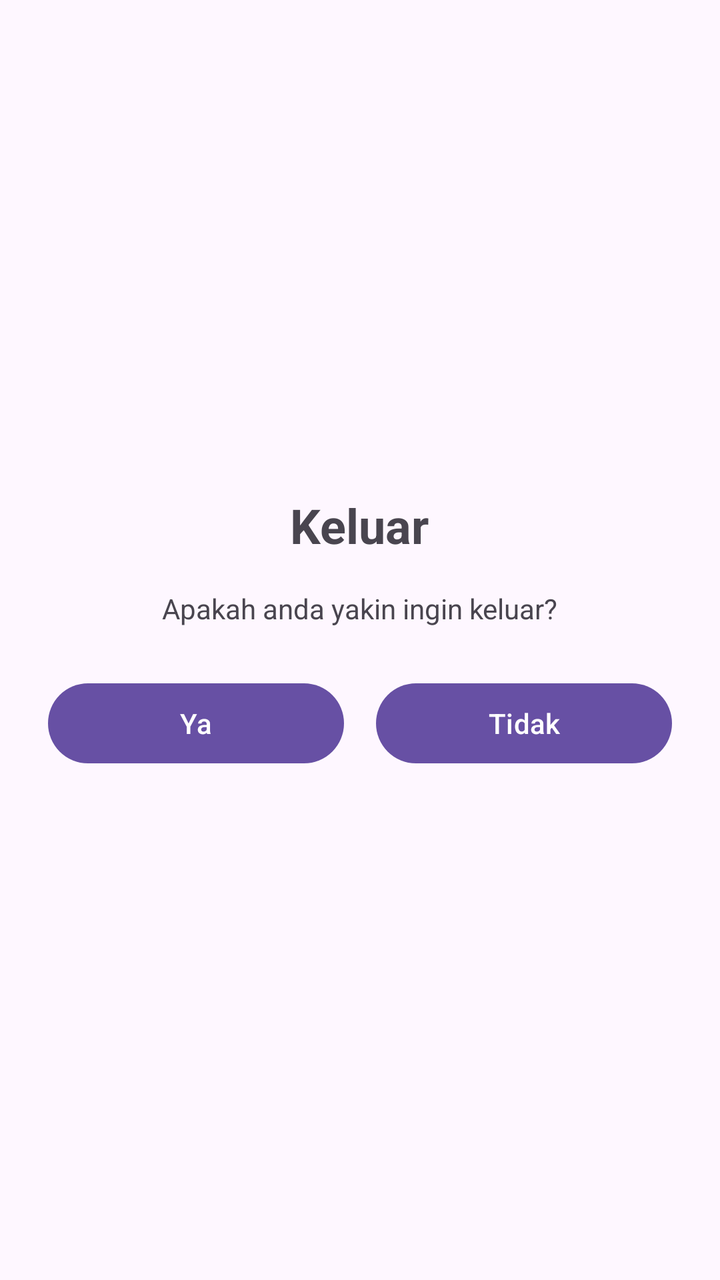
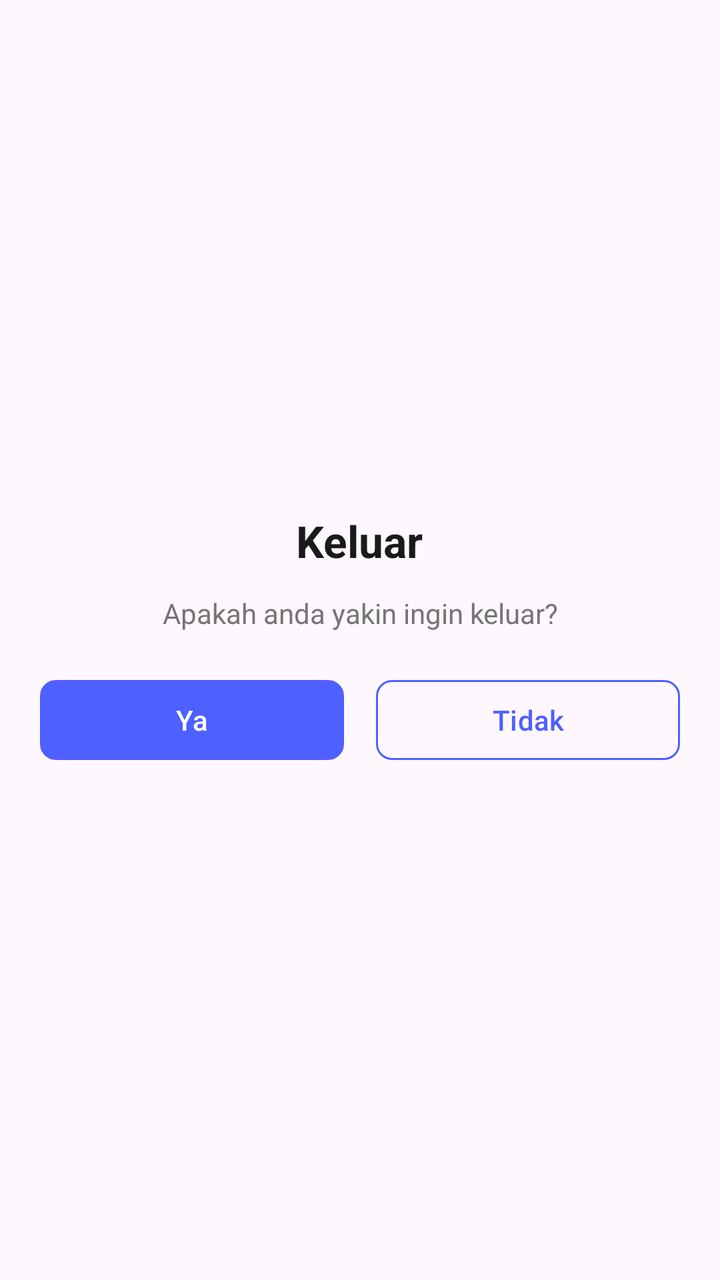

An Android layout rendered at two revisions. The XML below is the earlier revision; the diff shows what the commit changed to produce the second picture.
<!-- AndroidManifest.xml: application theme Theme.CountryApp -->
<!-- res/layout/dialog_exit.xml -->
<?xml version="1.0" encoding="utf-8"?>
<LinearLayout
        xmlns:android="http://schemas.android.com/apk/res/android"
        android:layout_width="match_parent"
        android:layout_height="wrap_content"
        android:orientation="vertical"
        android:gravity="center"
        android:padding="16dp">


  <TextView
          android:layout_width="wrap_content"
          android:layout_height="wrap_content"
          android:text="Keluar"
          android:textSize="24sp"
          android:textStyle="bold"/>


  <TextView
          android:layout_width="wrap_content"
          android:layout_height="wrap_content"
          android:layout_marginTop="16dp"
          android:text="Apakah anda yakin ingin keluar?"/>


  <LinearLayout
          android:layout_width="match_parent"
          android:layout_height="wrap_content"
          android:layout_marginTop="16dp"
          android:orientation="horizontal">


    <Button
            android:id="@+id/btnYes"
            android:layout_width="0dp"
            android:layout_height="wrap_content"
            android:layout_weight="1"
            android:text="Ya"
            android:layout_margin="8dp"/>


    <Button
            android:id="@+id/btnNo"
            android:layout_width="0dp"
            android:layout_height="wrap_content"
            android:layout_weight="1"
            android:text="Tidak"
            android:layout_margin="8dp"/>


  </LinearLayout>


</LinearLayout>
<!-- resources referenced by this layout -->
<resources>
  <style name="Theme.CountryApp" parent="Base.Theme.CountryApp" />
  <style name="Base.Theme.CountryApp" parent="Theme.Material3.DayNight.NoActionBar">
      
      
    </style>
</resources>

<!-- the commit's change to res/layout/dialog_exit.xml (unified diff, before → after) -->
@@ -1,51 +1,63 @@
 <?xml version="1.0" encoding="utf-8"?>
 <LinearLayout
         xmlns:android="http://schemas.android.com/apk/res/android"
+        xmlns:app="http://schemas.android.com/apk/res-auto"
         android:layout_width="match_parent"
         android:layout_height="wrap_content"
         android:orientation="vertical"
         android:gravity="center"
-        android:padding="16dp">
+        android:padding="20dp">
 
 
   <TextView
           android:layout_width="wrap_content"
           android:layout_height="wrap_content"
-          android:text="Keluar"
-          android:textSize="24sp"
+          android:text="@string/dialog_exit_title"
+          android:textColor="@color/text_primary"
+          android:textSize="22sp"
           android:textStyle="bold"/>
 
 
   <TextView
           android:layout_width="wrap_content"
           android:layout_height="wrap_content"
-          android:layout_marginTop="16dp"
-          android:text="Apakah anda yakin ingin keluar?"/>
+          android:layout_marginTop="12dp"
+          android:gravity="center"
+          android:textColor="@color/text_secondary"
+          android:text="@string/dialog_exit_message"/>
 
 
   <LinearLayout
           android:layout_width="match_parent"
           android:layout_height="wrap_content"
-          android:layout_marginTop="16dp"
+          android:layout_marginTop="20dp"
           android:orientation="horizontal">
 
 
-    <Button
+    <com.google.android.material.button.MaterialButton
             android:id="@+id/btnYes"
             android:layout_width="0dp"
             android:layout_height="wrap_content"
             android:layout_weight="1"
-            android:text="Ya"
-            android:layout_margin="8dp"/>
+            android:text="@string/dialog_exit_yes"
+            android:textAllCaps="false"
+            app:backgroundTint="@color/primary_blue"
+            app:cornerRadius="8dp"
+            android:layout_marginEnd="8dp"/>
 
 
-    <Button
+    <com.google.android.material.button.MaterialButton
             android:id="@+id/btnNo"
+            style="@style/Widget.Material3.Button.OutlinedButton"
             android:layout_width="0dp"
             android:layout_height="wrap_content"
             android:layout_weight="1"
-            android:text="Tidak"
-            android:layout_margin="8dp"/>
+            android:text="@string/dialog_exit_no"
+            android:textAllCaps="false"
+            android:textColor="@color/primary_blue"
+            app:cornerRadius="8dp"
+            app:strokeColor="@color/primary_blue"
+            android:layout_marginStart="8dp"/>
 
 
   </LinearLayout>
<!-- resource entries referenced after the edit -->
@@ -1,9 +1,15 @@
 <!-- resources referenced by this layout -->
 <resources>
+  <color name="primary_blue">#4E60FF</color>
+  <color name="text_primary">#1A1A1A</color>
+  <color name="text_secondary">#757575</color>
+  <string name="dialog_exit_message">Apakah anda yakin ingin keluar?</string>
+  <string name="dialog_exit_no">Tidak</string>
+  <string name="dialog_exit_title">Keluar</string>
+  <string name="dialog_exit_yes">Ya</string>
   <style name="Theme.CountryApp" parent="Base.Theme.CountryApp" />
-  <style name="Base.Theme.CountryApp" parent="Theme.Material3.DayNight.NoActionBar">
-      
-      
+  <style name="Base.Theme.CountryApp" parent="Theme.Material3.Light.NoActionBar">
+      <item name="colorPrimary">@color/primary_blue</item>
     </style>
 </resources>
 
